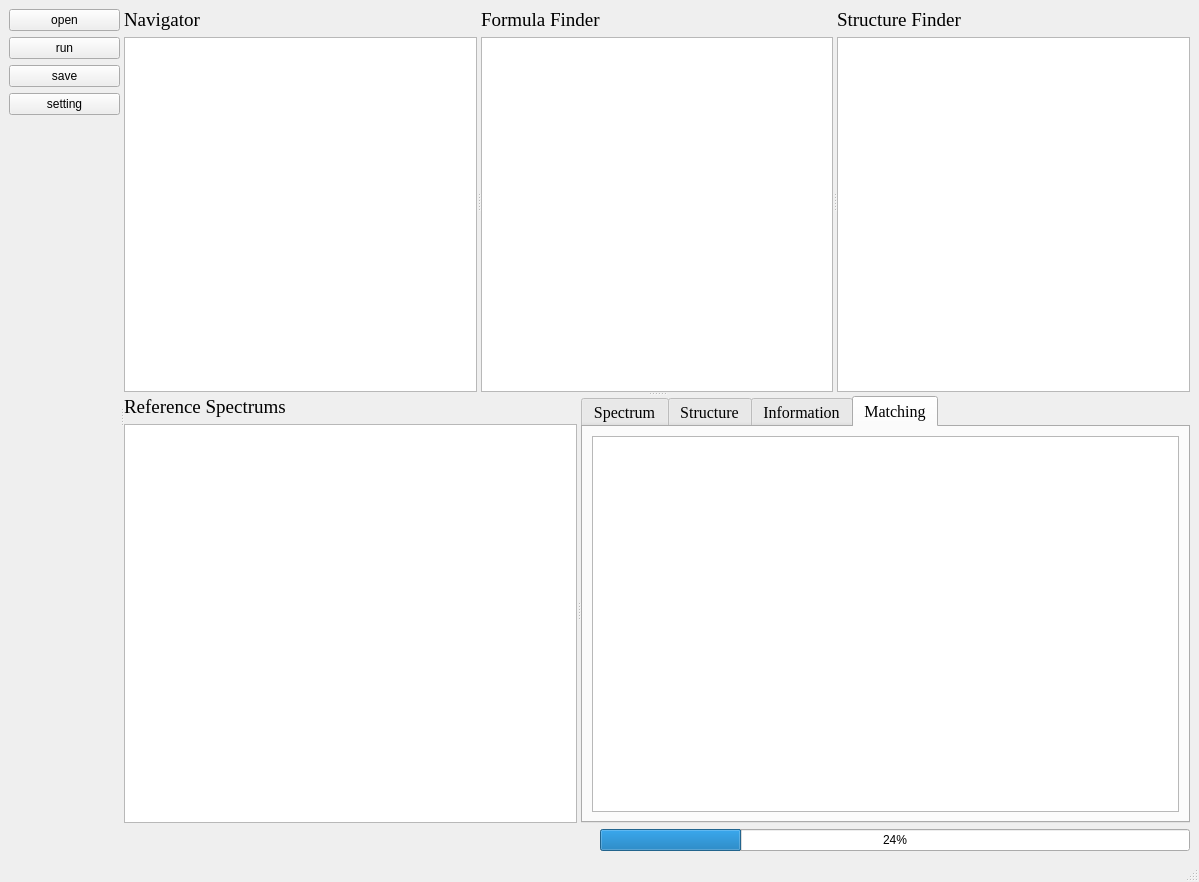
Above: ui/main.ui from hcji/DeepMASS2_GUI before the change. Below: the same form after it.
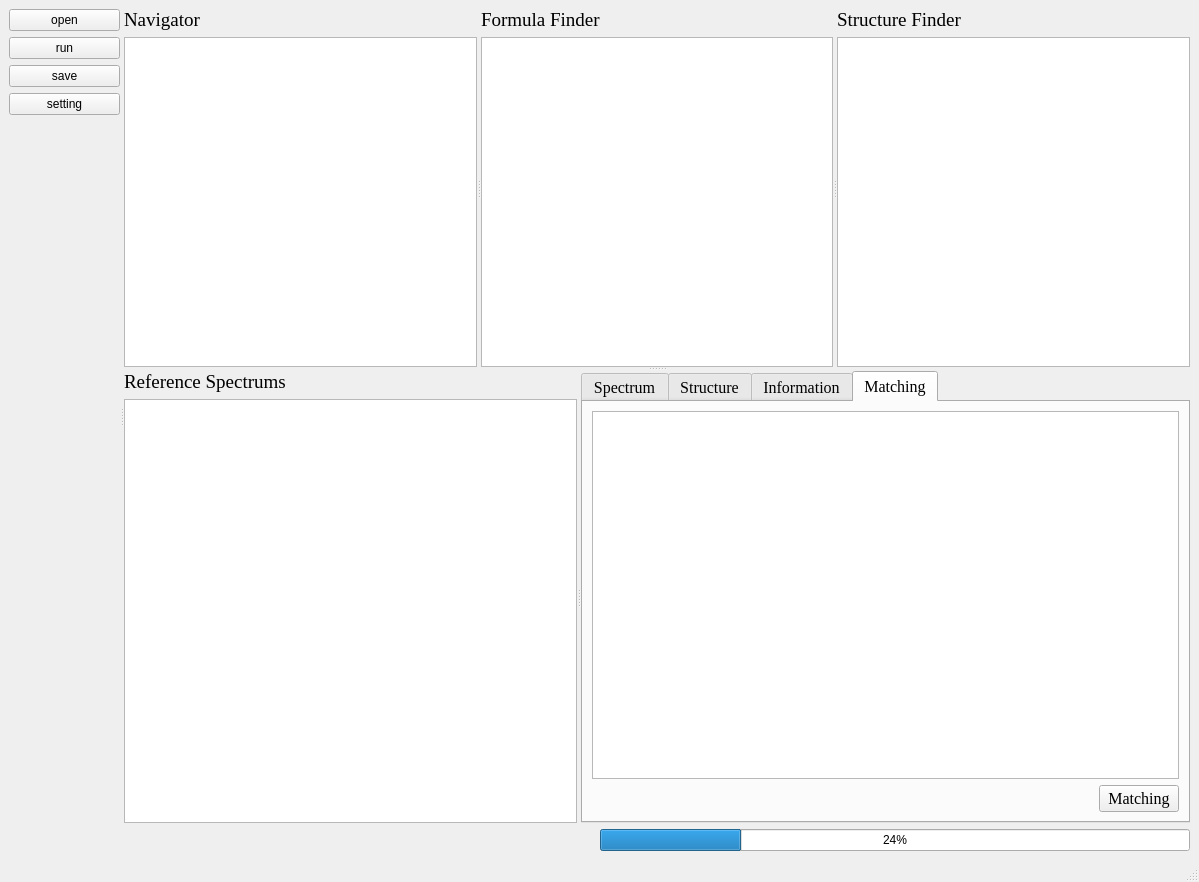
That is the form after the change. The open tabs and pages were chosen to show the change. Icons and pictures are not drawn.

What changed in the file:
```diff
--- a/ui/main.ui
+++ b/ui/main.ui
@@ -423,8 +423,32 @@
            <string>Matching</string>
           </attribute>
           <layout class="QGridLayout" name="gridLayout_5">
-           <item row="0" column="0">
-            <widget class="QTableView" name="tab_matching"/>
+           <item row="1" column="1">
+            <widget class="QPushButton" name="butt_match">
+             <property name="text">
+              <string>Matching</string>
+             </property>
+            </widget>
+           </item>
+           <item row="1" column="0">
+            <spacer name="horizontalSpacer_4">
+             <property name="orientation">
+              <enum>Qt::Horizontal</enum>
+             </property>
+             <property name="sizeHint" stdset="0">
+              <size>
+               <width>40</width>
+               <height>20</height>
+              </size>
+             </property>
+            </spacer>
+           </item>
+           <item row="0" column="0" colspan="2">
+            <widget class="QTableView" name="tab_matching">
+             <attribute name="horizontalHeaderStretchLastSection">
+              <bool>true</bool>
+             </attribute>
+            </widget>
            </item>
           </layout>
          </widget>
```
Left out of the diff: 2 changed lines with no effect on the pictures.
